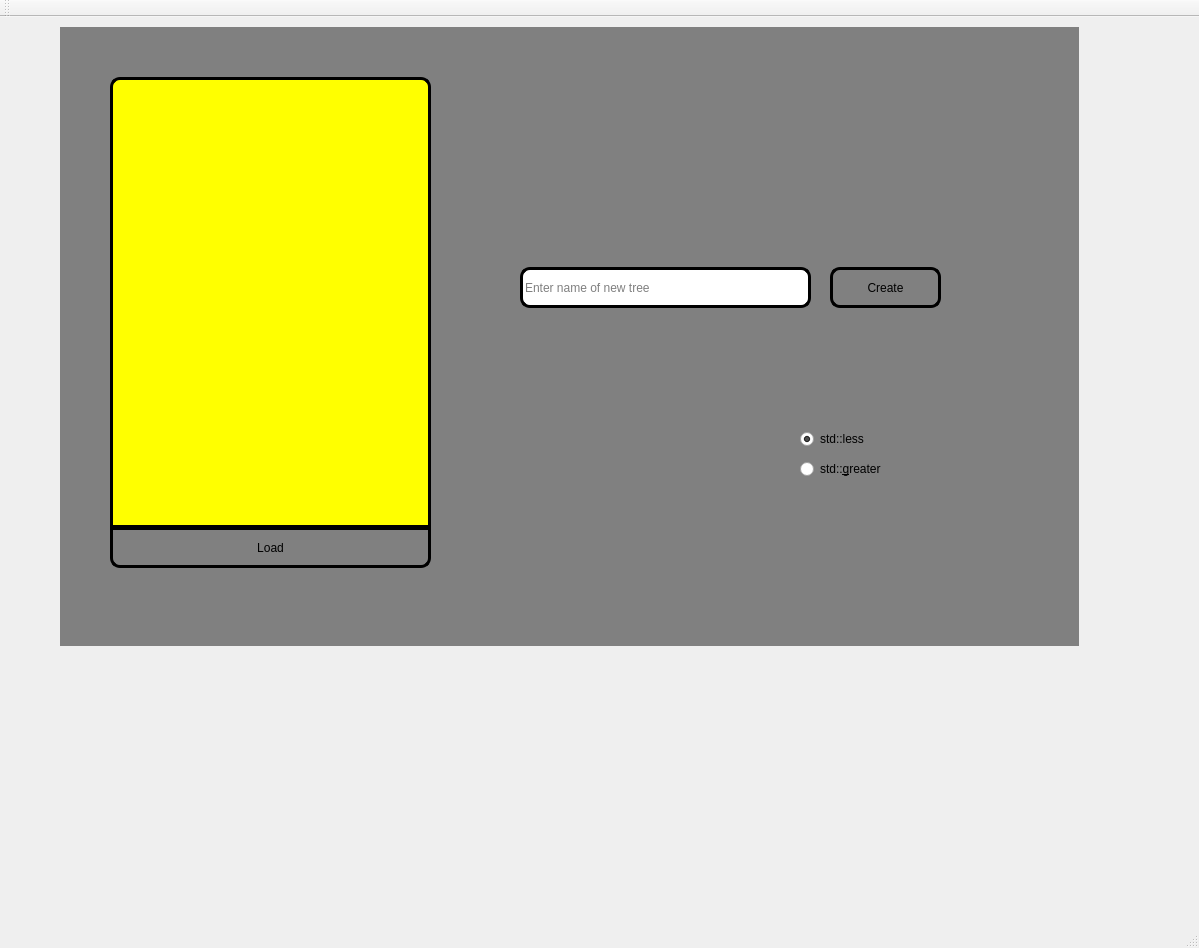
The window that team-algorithms-oop/gui/mainwindow.ui (starquell/team-algorithms-oop) describes before a commit, drawn with Qt 5.
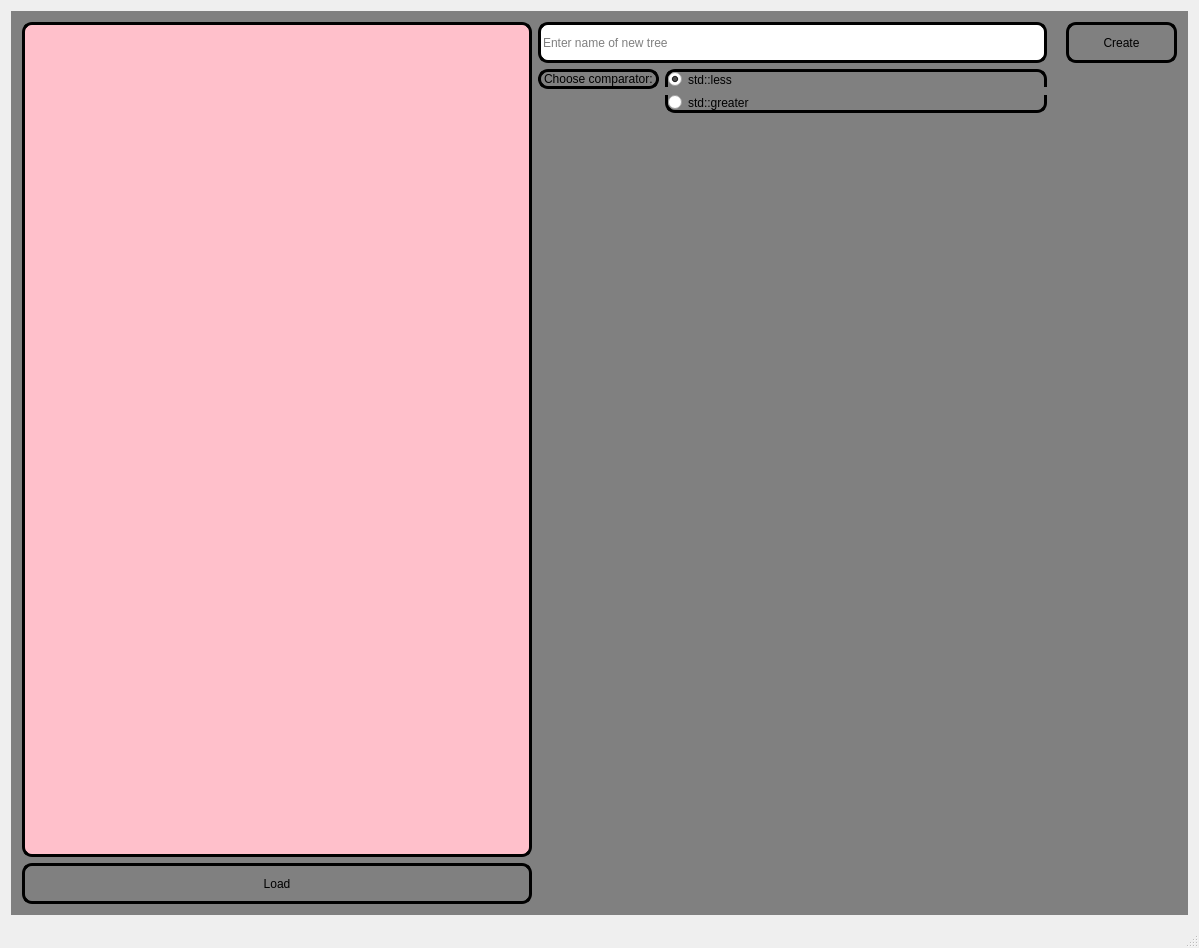
The same window after the commit. The open tabs and pages were chosen to show the change. Icons and pictures are not drawn.

The edit to the form file:
```diff
--- a/team-algorithms-oop/gui/mainwindow.ui
+++ b/team-algorithms-oop/gui/mainwindow.ui
@@ -14,15 +14,9 @@
    <string>MainWindow</string>
   </property>
   <widget class="QWidget" name="centralWidget">
+   <layout class="QGridLayout" name="gridLayout">
+    <item row="0" column="0">
    <widget class="QStackedWidget" name="stackedWidget">
-    <property name="geometry">
-     <rect>
-      <x>60</x>
-      <y>10</y>
-      <width>1019</width>
-      <height>619</height>
-     </rect>
-    </property>
     <property name="styleSheet">
      <string notr="true">#stackedWidget{
 background-color:gray;
@@ -89,62 +83,51 @@
      </widget>
     </widget>
     <widget class="QWidget" name="page_2">
-     <widget class="QListView" name="DBlist">
-      <property name="geometry">
-       <rect>
-        <x>50</x>
-        <y>50</y>
+       <layout class="QGridLayout" name="gridLayout_6">
+        <item row="0" column="3">
+         <widget class="QLabel" name="label">
+          <property name="text">
+           <string/>
+          </property>
+         </widget>
+        </item>
+        <item row="6" column="0">
+         <widget class="QPushButton" name="LoadButton">
+          <property name="minimumSize">
+           <size>
         <width>321</width>
-        <height>451</height>
-       </rect>
-      </property>
-      <property name="styleSheet">
-       <string notr="true">#DBlist{
-background-color:yellow;
-border-style:solid;
-border-top-right-radius:10px;
-border-top-left-radius:10px;
-border-width:3px;
-}
-</string>
-      </property>
-     </widget>
-     <widget class="QLineEdit" name="lineEdit">
-      <property name="geometry">
-       <rect>
-        <x>460</x>
-        <y>240</y>
-        <width>291</width>
         <height>41</height>
-       </rect>
+           </size>
       </property>
       <property name="styleSheet">
-       <string notr="true">#lineEdit{
-border-width:3px;
-border-style:solid;
+           <string notr="true">#LoadButton{
+background-color:transparent;
+border-style: solid;
+border-width: 3px;
 border-radius:10px;
+border-color:black;
 }
 
-#lineEdit:hover{
-border-width:5px;
-border-color:red;
+#LoadButton:hover{
+background-color:silver;
+}
+
+#LoadButton:pressed{
+background-color:white;
 }</string>
       </property>
       <property name="text">
-       <string/>
-      </property>
-      <property name="placeholderText">
-       <string>Enter name of new tree</string>
-      </property>
-     </widget>
+           <string>Load</string>
+          </property>
+         </widget>
+        </item>
+        <item row="0" column="4">
      <widget class="QPushButton" name="CreateNew">
-      <property name="geometry">
-       <rect>
-        <x>770</x>
-        <y>240</y>
+          <property name="minimumSize">
+           <size>
         <width>111</width>
         <height>41</height>
-       </rect>
+           </size>
       </property>
       <property name="styleSheet">
        <string notr="true">#CreateNew{
@@ -168,45 +151,89 @@
        <string>Create</string>
       </property>
      </widget>
-     <widget class="QPushButton" name="LoadButton">
-      <property name="geometry">
-       <rect>
-        <x>50</x>
-        <y>500</y>
-        <width>321</width>
+        </item>
+        <item row="0" column="2">
+         <widget class="QLineEdit" name="lineEdit">
+          <property name="minimumSize">
+           <size>
+            <width>291</width>
         <height>41</height>
-       </rect>
+           </size>
       </property>
       <property name="styleSheet">
-       <string notr="true">#LoadButton{
-background-color:transparent;
-border-style: solid;
-border-width: 3px;
+           <string notr="true">#lineEdit{
+border-width:3px;
+border-style:solid;
+border-radius:10px;
+}
+
+#lineEdit:hover{
+border-width:5px;
+border-color:red;
+}</string>
+          </property>
+          <property name="text">
+           <string/>
+          </property>
+          <property name="placeholderText">
+           <string>Enter name of new tree</string>
+          </property>
+         </widget>
+        </item>
+        <item row="0" column="0" rowspan="5">
+         <widget class="QListView" name="DBlist">
+          <property name="minimumSize">
+           <size>
+            <width>321</width>
+            <height>451</height>
+           </size>
+          </property>
+          <property name="styleSheet">
+           <string notr="true">#DBlist{
+background-color:pink;
+border-style:solid;
+border-top-right-radius:10px;
+border-top-left-radius:10px;
 border-bottom-right-radius:10px;
 border-bottom-left-radius:10px;
-border-color:black;
+border-width:3px;
 }
-
-#LoadButton:hover{
-background-color:silver;
-}
-
-#LoadButton:pressed{
-background-color:white;
+</string>
+          </property>
+         </widget>
+        </item>
+        <item row="1" column="2">
+         <layout class="QFormLayout" name="formLayout_4">
+          <item row="0" column="0">
+           <widget class="QLabel" name="label_2">
+            <property name="styleSheet">
+             <string notr="true">#label_2{
+border-style:solid;
+border-width:3px;
+border-radius:10px
 }</string>
       </property>
       <property name="text">
-       <string>Load</string>
-      </property>
-     </widget>
+             <string>Choose comparator:</string>
+            </property>
+           </widget>
+          </item>
+          <item row="0" column="1">
      <widget class="QRadioButton" name="Less">
-      <property name="geometry">
-       <rect>
-        <x>740</x>
-        <y>400</y>
-        <width>123</width>
-        <height>24</height>
-       </rect>
+            <property name="styleSheet">
+             <string notr="true">#Less{
+border-top-style: solid;
+border-left-style:solid;
+border-right-style:solid;
+border-width:3px;
+border-color:black;
+border-top-right-radius: 10px;
+border-top-left-radius:10px;
+}
+#Less:hover{
+border-width:5px;
+border-color:red;
+}</string>
       </property>
       <property name="text">
        <string>std::less</string>
@@ -215,39 +242,32 @@
        <bool>true</bool>
       </property>
      </widget>
+          </item>
+          <item row="1" column="1">
      <widget class="QRadioButton" name="Greater">
-      <property name="geometry">
-       <rect>
-        <x>740</x>
-        <y>430</y>
-        <width>123</width>
-        <height>24</height>
-       </rect>
+            <property name="styleSheet">
+             <string notr="true">#Greater{
+border-bottom-style: solid;
+border-left-style:solid;
+border-right-style:solid;
+border-width:3px;
+border-color:black;
+border-bottom-right-radius: 10px;
+border-bottom-left-radius:10px;
+}
+#Greater:hover{
+border-width:5px;
+border-color:red;
+}</string>
       </property>
       <property name="text">
-       <string>std::&amp;greater</string>
-      </property>
-     </widget>
-     <widget class="QLabel" name="label">
-      <property name="geometry">
-       <rect>
-        <x>464</x>
-        <y>180</y>
-        <width>131</width>
-        <height>71</height>
-       </rect>
-      </property>
-      <property name="text">
-       <string/>
-      </property>
-     </widget>
-     <zorder>CreateNew</zorder>
-     <zorder>DBlist</zorder>
-     <zorder>lineEdit</zorder>
-     <zorder>LoadButton</zorder>
-     <zorder>Less</zorder>
-     <zorder>Greater</zorder>
-     <zorder>label</zorder>
+             <string>std::greater</string>
+            </property>
+           </widget>
+          </item>
+         </layout>
+        </item>
+       </layout>
     </widget>
     <widget class="QWidget" name="page_3">
      <widget class="QPushButton" name="InsertButton">
@@ -522,6 +542,8 @@
      <zorder>SaveButton</zorder>
     </widget>
    </widget>
+    </item>
+   </layout>
   </widget>
   <widget class="QMenuBar" name="menuBar">
    <property name="geometry">
@@ -533,14 +555,6 @@
     </rect>
    </property>
   </widget>
-  <widget class="QToolBar" name="mainToolBar">
-   <attribute name="toolBarArea">
-    <enum>TopToolBarArea</enum>
-   </attribute>
-   <attribute name="toolBarBreak">
-    <bool>false</bool>
-   </attribute>
-  </widget>
   <widget class="QStatusBar" name="statusBar"/>
  </widget>
  <layoutdefault spacing="6" margin="11"/>
```
Left out of the diff: 413 changed lines with no effect on the pictures. Lines whose indentation alone changed are shown as unchanged.
